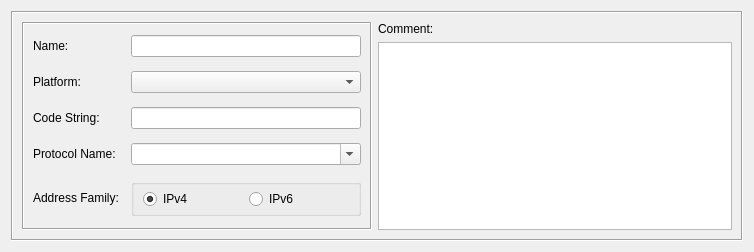
Old version of the form src/libgui/customservicedialog_q.ui in the repository fwbuilder/fwbuilder.
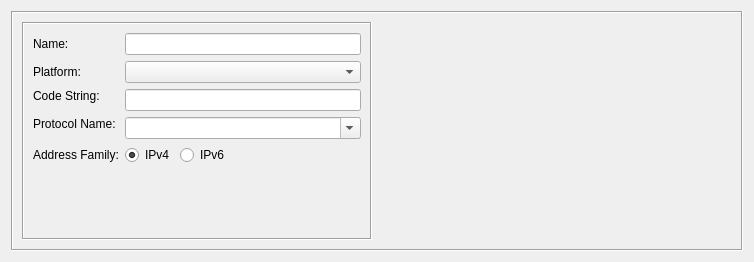
New version of the form. Custom widgets are drawn as their Qt base class.

Commit message:
Manually merged keyword management/filtering code from fortress. All dialogs modified to include custom keyword/comment widget.
Also added first cut at 'dynamic group' implementation.

Patch:
```diff
--- a/src/libgui/customservicedialog_q.ui
+++ b/src/libgui/customservicedialog_q.ui
@@ -4,12 +4,12 @@
   <property name="enabled" >
    <bool>true</bool>
   </property>
-  <property name="geometry" >
+  <property name="geometry">
    <rect>
     <x>0</x>
     <y>0</y>
     <width>754</width>
-    <height>252</height>
+    <height>262</height>
    </rect>
   </property>
   <property name="windowTitle" >
@@ -24,11 +24,11 @@
      <property name="frameShadow" >
       <enum>QFrame::Sunken</enum>
      </property>
-     <layout class="QGridLayout" name="gridLayout_3" >
-      <item rowspan="2" row="0" column="0" >
-       <widget class="QFrame" name="frame13" >
-        <property name="sizePolicy" >
-         <sizepolicy vsizetype="Preferred" hsizetype="Fixed" >
+     <layout class="QHBoxLayout" name="horizontalLayout_2">
+      <item>
+       <widget class="QFrame" name="frame13">
+        <property name="sizePolicy">
+         <sizepolicy hsizetype="Fixed" vsizetype="Preferred">
           <horstretch>0</horstretch>
           <verstretch>0</verstretch>
          </sizepolicy>
@@ -51,13 +51,10 @@
         <property name="frameShadow" >
          <enum>QFrame::Sunken</enum>
         </property>
-        <layout class="QGridLayout" name="gridLayout_2" >
-         <property name="spacing" >
-          <number>12</number>
-         </property>
-         <item row="0" column="0" >
-          <widget class="QLabel" name="textLabel1" >
-           <property name="text" >
+        <layout class="QFormLayout" name="formLayout">
+         <item row="0" column="0">
+          <widget class="QLabel" name="textLabel1">
+           <property name="text">
             <string>Name:</string>
            </property>
            <property name="wordWrap" >
@@ -65,10 +62,10 @@
            </property>
           </widget>
          </item>
-         <item row="0" column="1" >
-          <widget class="QLineEdit" name="obj_name" >
-           <property name="sizePolicy" >
-            <sizepolicy vsizetype="Fixed" hsizetype="Preferred" >
+         <item row="0" column="1">
+          <widget class="QLineEdit" name="obj_name">
+           <property name="sizePolicy">
+            <sizepolicy hsizetype="Preferred" vsizetype="Fixed">
              <horstretch>1</horstretch>
              <verstretch>0</verstretch>
             </sizepolicy>
@@ -93,9 +90,9 @@
            </property>
           </widget>
          </item>
-         <item row="1" column="0" >
-          <widget class="QLabel" name="textLabel3" >
-           <property name="text" >
+         <item row="1" column="0">
+          <widget class="QLabel" name="textLabel3">
+           <property name="text">
             <string>Platform:</string>
            </property>
            <property name="wordWrap" >
@@ -103,18 +100,18 @@
            </property>
           </widget>
          </item>
-         <item row="1" column="1" >
-          <widget class="QComboBox" name="platform" >
-           <property name="toolTip" >
+         <item row="1" column="1">
+          <widget class="QComboBox" name="platform">
+           <property name="toolTip">
             <string>Custom service object has separate code string for each
 supported firewall platform.</string>
            </property>
           </widget>
          </item>
-         <item row="2" column="0" >
-          <widget class="QLabel" name="textLabel1_3" >
-           <property name="sizePolicy" >
-            <sizepolicy vsizetype="Fixed" hsizetype="Preferred" >
+         <item row="2" column="0">
+          <widget class="QLabel" name="textLabel1_3">
+           <property name="sizePolicy">
+            <sizepolicy hsizetype="Preferred" vsizetype="Fixed">
              <horstretch>0</horstretch>
              <verstretch>0</verstretch>
             </sizepolicy>
@@ -127,10 +124,10 @@
            </property>
           </widget>
          </item>
-         <item row="2" column="1" >
-          <widget class="QLineEdit" name="code" >
-           <property name="sizePolicy" >
-            <sizepolicy vsizetype="Fixed" hsizetype="Preferred" >
+         <item row="2" column="1">
+          <widget class="QLineEdit" name="code">
+           <property name="sizePolicy">
+            <sizepolicy hsizetype="Preferred" vsizetype="Fixed">
              <horstretch>0</horstretch>
              <verstretch>0</verstretch>
             </sizepolicy>
@@ -150,10 +147,10 @@
            </property>
           </widget>
          </item>
-         <item row="3" column="0" >
-          <widget class="QLabel" name="protocol_string_label" >
-           <property name="sizePolicy" >
-            <sizepolicy vsizetype="Fixed" hsizetype="Preferred" >
+         <item row="3" column="0">
+          <widget class="QLabel" name="protocol_string_label">
+           <property name="sizePolicy">
+            <sizepolicy hsizetype="Preferred" vsizetype="Fixed">
              <horstretch>0</horstretch>
              <verstretch>0</verstretch>
             </sizepolicy>
@@ -163,9 +160,9 @@
            </property>
           </widget>
          </item>
-         <item row="3" column="1" >
-          <widget class="QComboBox" name="protocol" >
-           <property name="toolTip" >
+         <item row="3" column="1">
+          <widget class="QComboBox" name="protocol">
+           <property name="toolTip">
             <string>Choose one of the standard protocols from the menu or enter custom
 protocol string. Policy compilers can use this information to add correct
 protocol-specific parameters to the generated configuration. For example,
@@ -178,103 +175,60 @@
            </property>
           </widget>
          </item>
-         <item row="4" column="0" >
-          <widget class="QLabel" name="label_2" >
-           <property name="text" >
+         <item row="4" column="0">
+          <widget class="QLabel" name="label_2">
+           <property name="text">
             <string>Address Family:</string>
            </property>
           </widget>
          </item>
-         <item row="4" column="1" >
-          <widget class="QGroupBox" name="groupBox" >
-           <property name="sizePolicy" >
-            <sizepolicy vsizetype="Fixed" hsizetype="Preferred" >
-             <horstretch>0</horstretch>
-             <verstretch>0</verstretch>
-            </sizepolicy>
-           </property>
-           <property name="toolTip" >
-            <string>Like with protocol, setting address family helps
-policy compiler generate more accurate configuration
-using this custom service object. For example, if
-address family is set to ipv6, this custom service
-will only be used in ipv6 policies.
-</string>
-           </property>
-           <property name="title" >
-            <string/>
-           </property>
-           <property name="flat" >
-            <bool>true</bool>
-           </property>
-           <property name="checkable" >
-            <bool>false</bool>
-           </property>
-           <layout class="QGridLayout" name="gridLayout" >
-            <property name="topMargin" >
-             <number>4</number>
-            </property>
-            <property name="bottomMargin" >
-             <number>4</number>
-            </property>
-            <item row="0" column="0" >
-             <widget class="QRadioButton" name="ipv4" >
-              <property name="text" >
-               <string>IPv4</string>
-              </property>
-              <property name="checked" >
-               <bool>true</bool>
-              </property>
-             </widget>
-            </item>
-            <item row="0" column="1" >
-             <widget class="QRadioButton" name="ipv6" >
-              <property name="text" >
-               <string>IPv6</string>
-              </property>
-              <property name="checked" >
-               <bool>false</bool>
-              </property>
-             </widget>
-            </item>
-           </layout>
-          </widget>
+         <item row="4" column="1">
+          <layout class="QHBoxLayout" name="horizontalLayout">
+           <item>
+            <widget class="QRadioButton" name="ipv4">
+             <property name="text">
+              <string>IPv4</string>
+             </property>
+             <property name="checked">
+              <bool>true</bool>
+             </property>
+            </widget>
+           </item>
+           <item>
+            <widget class="QRadioButton" name="ipv6">
+             <property name="text">
+              <string>IPv6</string>
+             </property>
+             <property name="checked">
+              <bool>false</bool>
+             </property>
+            </widget>
+           </item>
+           <item>
+            <spacer name="horizontalSpacer">
+             <property name="orientation">
+              <enum>Qt::Horizontal</enum>
+             </property>
+             <property name="sizeHint" stdset="0">
+              <size>
+               <width>40</width>
+               <height>20</height>
+              </size>
+             </property>
+            </spacer>
+           </item>
+          </layout>
          </item>
         </layout>
        </widget>
       </item>
-      <item row="0" column="1" >
-       <widget class="QLabel" name="textLabel2" >
-        <property name="sizePolicy" >
-         <sizepolicy vsizetype="Fixed" hsizetype="Preferred" >
+      <item>
+       <widget class="CommentKeywords" name="commentKeywords" native="true">
+        <property name="sizePolicy">
+         <sizepolicy hsizetype="Expanding" vsizetype="Expanding">
           <horstretch>0</horstretch>
           <verstretch>0</verstretch>
          </sizepolicy>
-        </property>
-        <property name="text" >
-         <string>Comment:</string>
-        </property>
-        <property name="wordWrap" >
-         <bool>false</bool>
-        </property>
-       </widget>
-      </item>
-      <item row="1" column="1" >
-       <widget class="TextEditWidget" name="comment" >
-        <property name="sizePolicy" >
-         <sizepolicy vsizetype="Expanding" hsizetype="Expanding" >
-          <horstretch>0</horstretch>
-          <verstretch>90</verstretch>
-         </sizepolicy>
-        </property>
-        <property name="minimumSize" >
-         <size>
-          <width>200</width>
-          <height>0</height>
-         </size>
-        </property>
-        <property name="tabChangesFocus" >
-         <bool>true</bool>
         </property>
        </widget>
       </item>
@@ -285,14 +239,10 @@
  </widget>
  <customwidgets>
   <customwidget>
-   <class>TextEditWidget</class>
-   <extends>QTextEdit</extends>
-   <header>TextEditWidget.h</header>
-  </customwidget>
-  <customwidget>
-   <class>QLineEdit</class>
-   <extends>QLineEdit</extends>
-   <header>QLineEdit.h</header>
+   <class>CommentKeywords</class>
+   <extends>QWidget</extends>
+   <header>CommentKeywords.h</header>
+   <container>1</container>
   </customwidget>
  </customwidgets>
  <tabstops>
```
Left out of the diff: 174 changed lines with no effect on the pictures. The commit also changes 87 other files.
